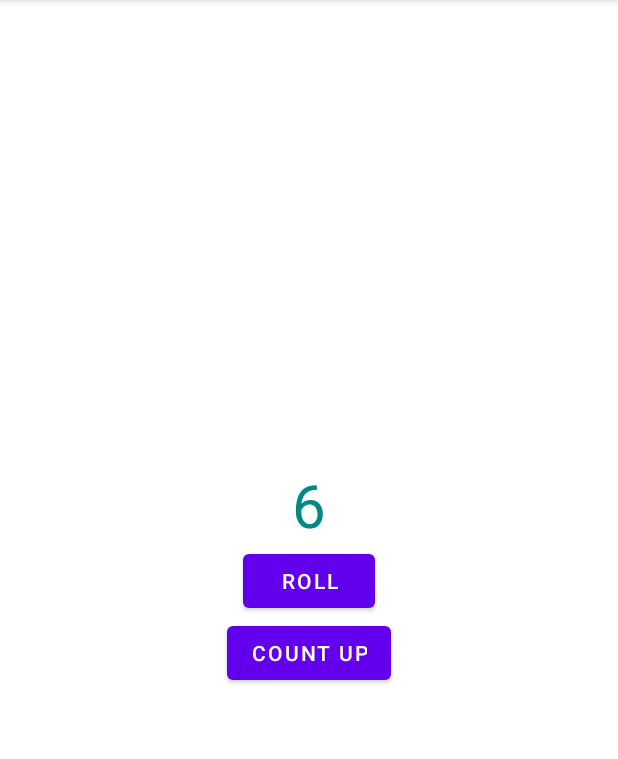
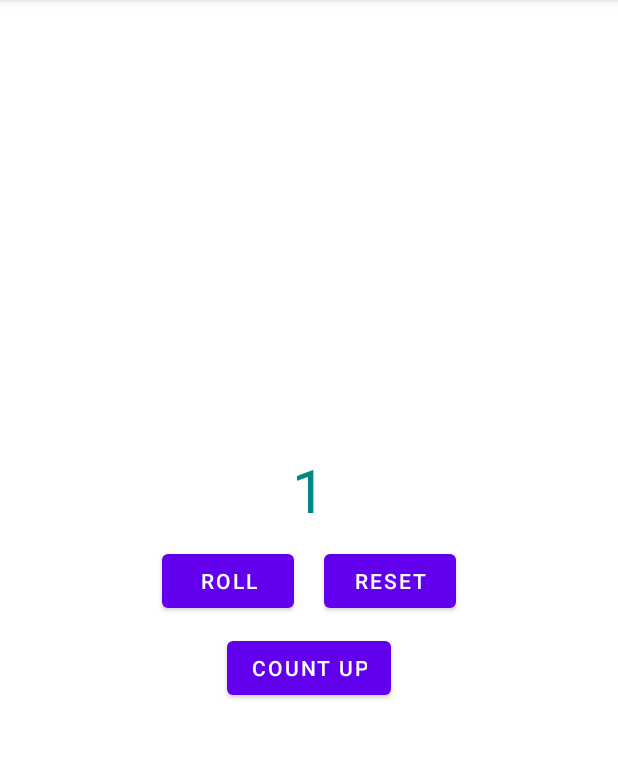
Before and after one commit to jibachhydv/codelab_2, an Android app: the screen it shows after launch (MainActivity), after a tap on "COUNT UP", on a phone screen of 412 x 824 dp, the part 84-843 px from its top. Run offline under Robolectric (Android 15) with nearby library versions, the phone set to English and light mode, and no system bars; 1 other tap on this screen came first.

Commit message:
reset function added

```diff
--- a/app/src/main/java/com/example/codelab_2/MainActivity.kt
+++ b/app/src/main/java/com/example/codelab_2/MainActivity.kt
@@ -37,6 +37,13 @@ class MainActivity : AppCompatActivity() {
             countUp()
         }
 
+        // reset button
+        val reset:Button = findViewById(R.id.reset)
+
+        reset.setOnClickListener {
+            reset()
+        }
+
     }
 
     private fun randomNumber() : String {
@@ -65,4 +72,11 @@ class MainActivity : AppCompatActivity() {
         }
 
     }
+
+    private fun reset() {
+        // get the current value of rollValue
+        var rollValue:TextView = findViewById(R.id.rollValue)
+
+        rollValue.text = "0"
+    }
 }
--- a/app/src/main/res/layout/activity_main.xml
+++ b/app/src/main/res/layout/activity_main.xml
@@ -23,13 +23,28 @@
             android:textColor="@color/teal_700"
             android:textSize="40dp" />
 
+        <LinearLayout
+            android:gravity="center_horizontal"
+            android:layout_width="match_parent"
+            android:layout_margin="10dp"
+            android:orientation="horizontal"
+            android:layout_height="wrap_content">
             <Button
                 android:id="@+id/rollbutton"
                 android:layout_width="wrap_content"
                 android:layout_height="wrap_content"
-            android:layout_gravity="center_horizontal"
                 android:text="Roll"
+                android:layout_marginRight="20dp"
                 app:layout_constraintTop_toBottomOf="@+id/rollValue" />
+
+            <Button
+                android:id="@+id/reset"
+                android:layout_width="wrap_content"
+                android:layout_height="wrap_content"
+                android:text="Reset" />
+        </LinearLayout>
+
+
 
         <Button
             android:layout_width="wrap_content"
```
Lines whose indentation alone changed are shown as unchanged.
